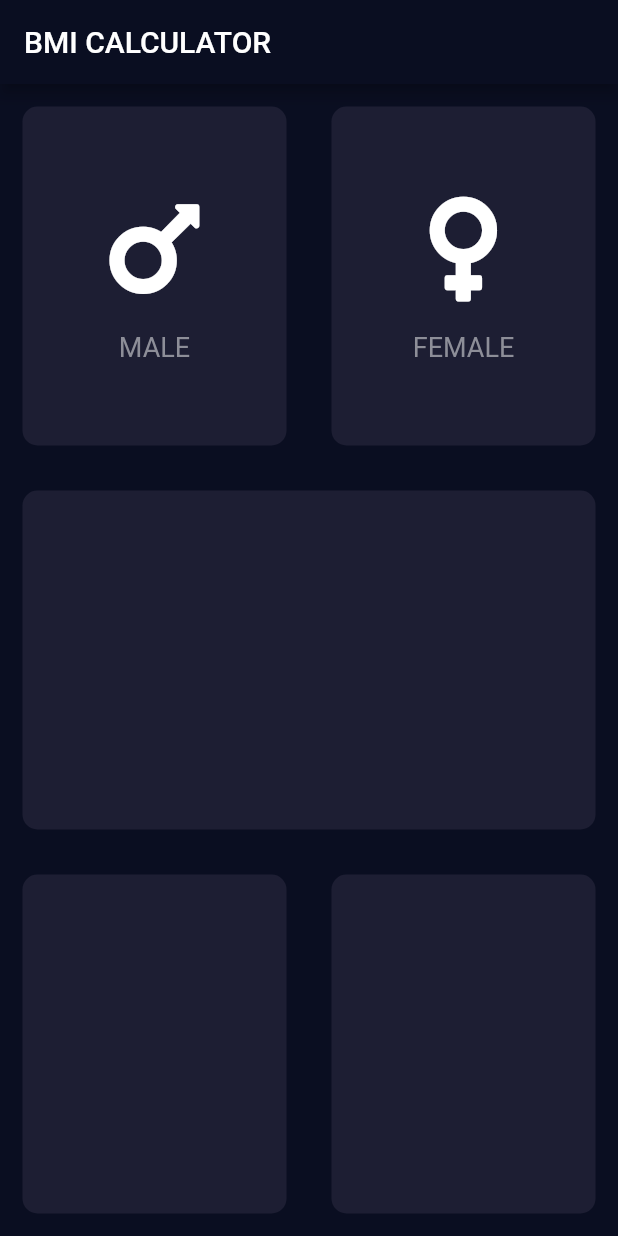
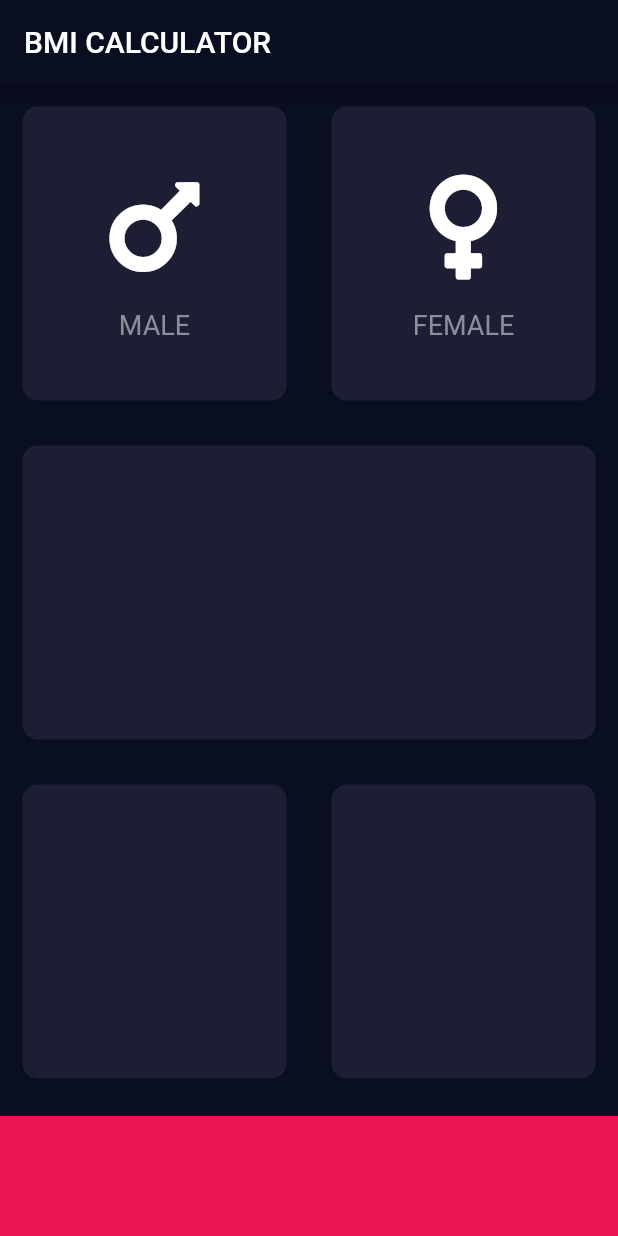
Before and after one commit to ldasha60/bmi-calculator-flutter, a Flutter app: the screen it shows after launch, on a phone screen of 412 x 824 dp. Run offline on Flutter 3.47's test engine with Material 2 defaults, Android fonts, the phone set to English and light mode, and no system bars; our stand-ins replace font_awesome_flutter.

Commit message:
Add bottom Container and more const;

```diff
--- a/lib/input_page.dart
+++ b/lib/input_page.dart
@@ -6,6 +6,8 @@ import 'package:font_awesome_flutter/font_awesome_flutter.dart';
 import 'icon_content.dart';
 
 const activeCardColor = Color(0xFF1D1E33);
+const bottomContainerColor = Color(0xFFEB1555);
+const bottomContainerHeight = 80.0;
 
 class InputPage extends StatefulWidget {
   @override
@@ -65,6 +67,12 @@ class _InputPageState extends State<InputPage> {
                 ],
               ),
             ),
+            Container(
+              color: bottomContainerColor,
+              margin: EdgeInsets.only(top: 10.0),
+              width: double.infinity,
+              height: bottomContainerHeight,
+            )
           ],
         ));
   }
```
